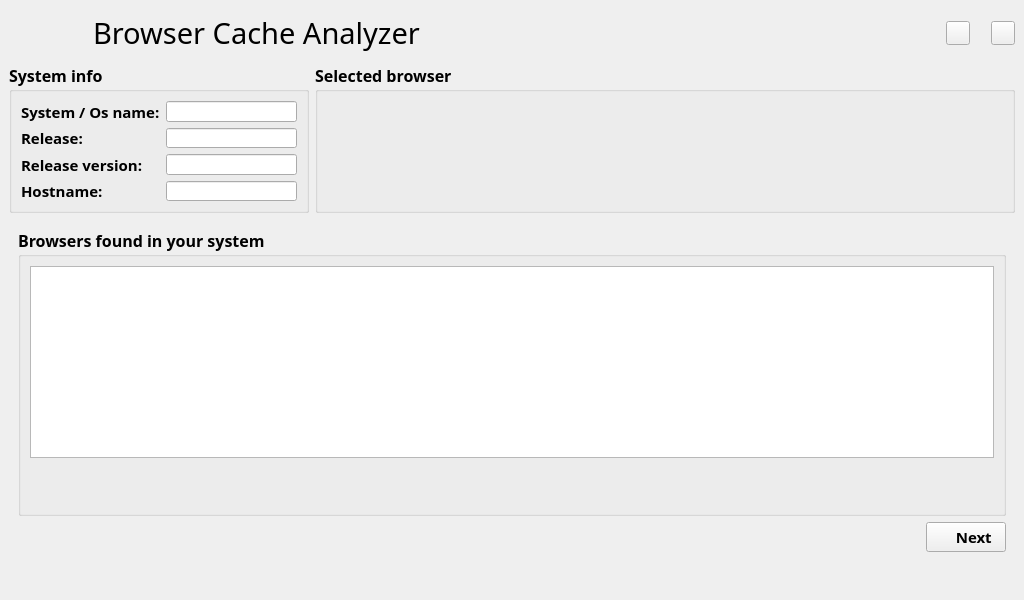
Before: the Qt Designer form gui/browser_cache_analyzer_gui.ui in gabrieledenardis/BrowserCacheAnalyzere_old, drawn with Qt 5.
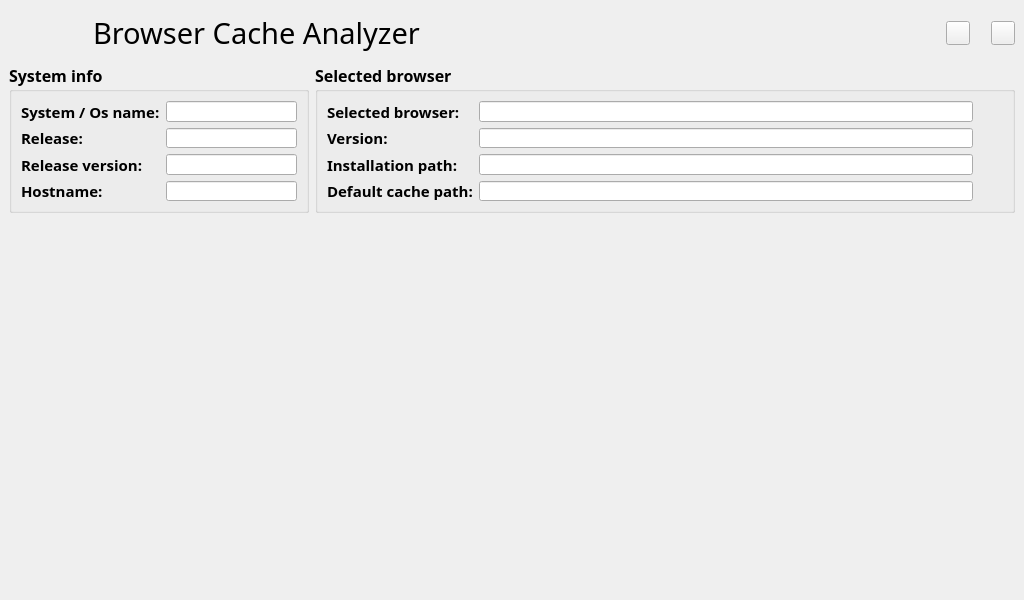
After: the same form once the commit is applied. Icons and pictures are not drawn.

Commit message: Folder choice screen (Selected browser section)

```diff
--- a/gui/browser_cache_analyzer_gui.ui
+++ b/gui/browser_cache_analyzer_gui.ui
@@ -350,12 +350,160 @@
       <property name="title">
        <string>Selected browser</string>
       </property>
+      <layout class="QGridLayout" name="gridLayout_12">
+       <item row="0" column="0">
+        <layout class="QGridLayout" name="gridLayout_11">
+         <item row="0" column="0">
+          <widget class="QLabel" name="label_7">
+           <property name="font">
+            <font>
+             <pointsize>11</pointsize>
+            </font>
+           </property>
+           <property name="text">
+            <string>Selected browser:</string>
+           </property>
+          </widget>
+         </item>
+         <item row="0" column="1">
+          <widget class="QLineEdit" name="line_browser_selected">
+           <property name="font">
+            <font>
+             <pointsize>11</pointsize>
+             <weight>50</weight>
+             <bold>false</bold>
+            </font>
+           </property>
+          </widget>
+         </item>
+         <item row="0" column="2">
+          <widget class="QLabel" name="label_browser_icon">
+           <property name="sizePolicy">
+            <sizepolicy hsizetype="Fixed" vsizetype="Fixed">
+             <horstretch>0</horstretch>
+             <verstretch>0</verstretch>
+            </sizepolicy>
+           </property>
+           <property name="minimumSize">
+            <size>
+             <width>24</width>
+             <height>24</height>
+            </size>
+           </property>
+           <property name="maximumSize">
+            <size>
+             <width>24</width>
+             <height>24</height>
+            </size>
+           </property>
+           <property name="text">
+            <string/>
+           </property>
+          </widget>
+         </item>
+         <item row="1" column="0">
+          <widget class="QLabel" name="label_8">
+           <property name="font">
+            <font>
+             <pointsize>11</pointsize>
+            </font>
+           </property>
+           <property name="text">
+            <string>Version:</string>
+           </property>
+          </widget>
+         </item>
+         <item row="1" column="1">
+          <widget class="QLineEdit" name="line_browser_version">
+           <property name="font">
+            <font>
+             <pointsize>11</pointsize>
+             <weight>50</weight>
+             <bold>false</bold>
+            </font>
+           </property>
+          </widget>
+         </item>
+         <item row="2" column="0">
+          <widget class="QLabel" name="label_9">
+           <property name="font">
+            <font>
+             <pointsize>11</pointsize>
+            </font>
+           </property>
+           <property name="text">
+            <string>Installation path:</string>
+           </property>
+          </widget>
+         </item>
+         <item row="2" column="1">
+          <widget class="QLineEdit" name="line_browser_install_path">
+           <property name="font">
+            <font>
+             <pointsize>11</pointsize>
+             <weight>50</weight>
+             <bold>false</bold>
+            </font>
+           </property>
+          </widget>
+         </item>
+         <item row="3" column="0">
+          <widget class="QLabel" name="label_10">
+           <property name="font">
+            <font>
+             <pointsize>11</pointsize>
+            </font>
+           </property>
+           <property name="text">
+            <string>Default cache path:</string>
+           </property>
+          </widget>
+         </item>
+         <item row="3" column="1">
+          <widget class="QLineEdit" name="line_browser_default_cache_path">
+           <property name="font">
+            <font>
+             <pointsize>11</pointsize>
+             <weight>50</weight>
+             <bold>false</bold>
+            </font>
+           </property>
+          </widget>
+         </item>
+         <item row="3" column="2">
+          <widget class="QLabel" name="label_browser_valid_path_mark">
+           <property name="sizePolicy">
+            <sizepolicy hsizetype="Fixed" vsizetype="Fixed">
+             <horstretch>0</horstretch>
+             <verstretch>0</verstretch>
+            </sizepolicy>
+           </property>
+           <property name="minimumSize">
+            <size>
+             <width>24</width>
+             <height>24</height>
+            </size>
+           </property>
+           <property name="maximumSize">
+            <size>
+             <width>24</width>
+             <height>24</height>
+            </size>
+           </property>
+           <property name="text">
+            <string/>
+           </property>
+          </widget>
+         </item>
+        </layout>
+       </item>
+      </layout>
      </widget>
     </item>
     <item row="2" column="0" colspan="2">
      <widget class="QStackedWidget" name="stackedWidget">
       <property name="currentIndex">
-       <number>1</number>
+       <number>2</number>
       </property>
       <widget class="QWidget" name="page">
        <layout class="QGridLayout" name="gridLayout_5">
@@ -653,6 +801,7 @@
         </item>
        </layout>
       </widget>
+      <widget class="QWidget" name="page_3"/>
      </widget>
     </item>
    </layout>
```
The commit also changes 4 other files.
